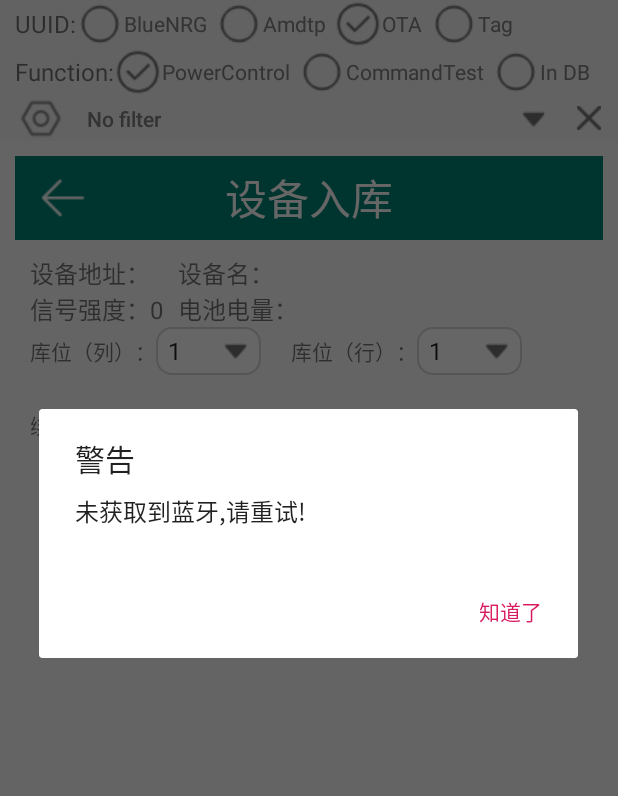
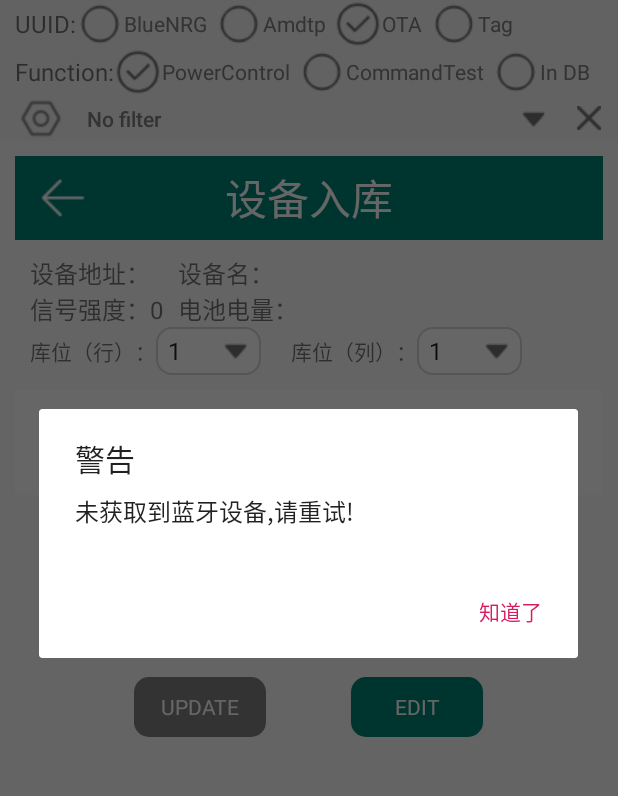
Before and after one commit to QQ652276536/BLEControl, an Android app: the fragment BluetoothFragment_DB placed in its activity, on a phone screen of 412 x 824 dp, the part 84-880 px from its top. Run offline under Robolectric (Android 15) with nearby library versions, the light colour scheme and no system bars; pictures from the network do not load; 5 statements that could not run were skipped.

Commit message:
1、OkHttp工具类新增异步post发送键值对 2、MaterialRefreshLayout控件下放一个空的ListView一级子控件则可下拉刷新 3、发现一个bug:下拉刷新后MaterialRefreshLayout里的所以控件失效

```diff
--- a/app/src/main/java/com/zistone/blecontrol/fragment/BluetoothFragment_DB.java
+++ b/app/src/main/java/com/zistone/blecontrol/fragment/BluetoothFragment_DB.java
@@ -19,11 +19,13 @@ import android.view.LayoutInflater;
 import android.view.View;
 import android.view.ViewGroup;
 import android.view.inputmethod.InputMethodManager;
+import android.widget.AdapterView;
 import android.widget.Button;
 import android.widget.EditText;
 import android.widget.ImageButton;
 import android.widget.Spinner;
 import android.widget.TextView;
+import android.widget.Toast;
 
 import com.alibaba.fastjson.JSON;
 import com.zistone.blecontrol.R;
@@ -32,12 +34,15 @@ import com.zistone.blecontrol.util.ConvertUtil;
 import com.zistone.blecontrol.util.MyOkHttpUtil;
 import com.zistone.blecontrol.util.ProgressDialogUtil;
 import com.zistone.blecontrol.util.PropertiesUtil;
+import com.zistone.material_refresh_layout.MaterialRefreshLayout;
+import com.zistone.material_refresh_layout.MaterialRefreshListener;
 
 import java.io.Serializable;
+import java.util.HashMap;
 import java.util.Map;
 import java.util.UUID;
 
-public class BluetoothFragment_DB extends Fragment implements View.OnClickListener, MyOkHttpUtil.MyOkHttpListener
+public class BluetoothFragment_DB extends Fragment implements View.OnClickListener, MyOkHttpUtil.MyOkHttpListener, Spinner.OnItemSelectedListener
 {
     private static final String TAG = "BluetoothFragment_DB";
     private static final String ARG_PARAM1 = "param1";
@@ -48,17 +53,21 @@ public class BluetoothFragment_DB extends Fragment implements View.OnClickListen
     private static final int MESSAGE_3 = 3;
     private static final int MESSAGE_ERROR_1 = -1;
     private static final int MESSAGE_ERROR_2 = -2;
+    private static final int MESSAGE_ERROR_3 = -3;
+    private static final int MESSAGE_ERROR_4 = -4;
+    private static final int MESSAGE_ERROR_5 = -5;
     private static UUID SERVICE_UUID;
     private static UUID WRITE_UUID;
     private static UUID READ_UUID;
     private static UUID CONFIG_UUID;
+    private static String URL;
     private OnFragmentInteractionListener _onFragmentInteractionListener;
     private Context _context;
     private View _view;
     private Spinner _spinner1, _spinner2;
     private Button _btn1, _btn2;
     private ImageButton _btnReturn;
-    private TextView _txt1, _txt2, _txt3, _txt4;
+    private TextView _txt1, _txt2, _txt3, _txt4, _txt5, _txt7, _txt8;
     private EditText _edt1;
     private BluetoothDevice _bluetoothDevice;
     private BluetoothGatt _bluetoothGatt;
@@ -67,6 +76,8 @@ public class BluetoothFragment_DB extends Fragment implements View.OnClickListen
     private BluetoothGattCharacteristic _bluetoothGattCharacteristic_read;
     private Map<String, UUID> _uuidMap;
     private int _rssi;
+    private MaterialRefreshLayout _materialRefreshLayout;
+    private MaterialRefreshListener _materialRefreshListener;
 
     public static BluetoothFragment_DB newInstance(BluetoothDevice bluetoothDevice, Map<String, UUID> uuidMap, int rssi)
     {
@@ -105,24 +116,51 @@ public class BluetoothFragment_DB extends Fragment implements View.OnClickListen
             String result = (String) message.obj;
             switch(message.what)
             {
-                case MESSAGE_ERROR_1:
-                    ProgressDialogUtil.Dismiss();
-                    ShowWarning(1);
-                    break;
-                case MESSAGE_ERROR_2:
-                    ShowWarning(3);
-                    break;
+                //成功连接蓝牙设备
                 case MESSAGE_1:
                     _btn1.setEnabled(true);
                     ProgressDialogUtil.Dismiss();
                     break;
+                //成功读取到蓝牙设备的电量
                 case MESSAGE_2:
                     _txt4.setText(result + "%");
                     break;
+                //物料绑定成功
                 case MESSAGE_3:
-                    ShowWarning(4);
+                    _materialRefreshLayout.finishRefresh();
+                    Material material = JSON.parseObject(result, Material.class);
+                    _txt5.setText(String.valueOf(material.getId()));
+                    _edt1.setText(material.getMaterialName());
+                    _txt7.setText(String.valueOf(material.getDepotRow()));
+                    _txt8.setText(String.valueOf(material.getDepotColumn()));
+                    if(material != null)
+                    {
+                        if(URL.contains("FindByDeviceAddress"))
+                        {
+                        }
+                        else if(URL.contains("UPDATE"))
+                        {
+                            ShowWarning(MESSAGE_3);
+                        }
+                    }
+                    //物料绑定失败
+                    else
+                    {
+                        ShowWarning(MESSAGE_ERROR_5);
+                    }
                     break;
-                default:
+                //与蓝牙设备的连接已断开
+                case MESSAGE_ERROR_2:
+                    ShowWarning(MESSAGE_ERROR_2);
+                    break;
+                //网络异常
+                case MESSAGE_ERROR_3:
+                    _materialRefreshLayout.finishRefresh();
+                    ShowWarning(MESSAGE_ERROR_3);
+                    break;
+                //服务异常
+                case MESSAGE_ERROR_4:
+                    ShowWarning(MESSAGE_ERROR_4);
                     break;
             }
         }
@@ -134,17 +172,23 @@ public class BluetoothFragment_DB extends Fragment implements View.OnClickListen
         builder.setTitle("警告");
         switch(param)
         {
-            case 1:
+            case MESSAGE_3:
+                builder.setMessage("物料绑定成功!");
+                break;
+            case MESSAGE_ERROR_1:
+                builder.setMessage("未获取到蓝牙设备,请重试!");
+                break;
+            case MESSAGE_ERROR_2:
                 builder.setMessage("该设备的连接已断开,如需再次连接请重试!");
                 break;
-            case 2:
-                builder.setMessage("未获取到蓝牙,请重试!");
+            case MESSAGE_ERROR_3:
+                builder.setMessage("网络连接失败,请检查!");
                 break;
-            case 3:
-                builder.setMessage("服务连接异常,请与管理员联系!");
+            case MESSAGE_ERROR_4:
+                builder.setMessage("服务异常,请与管理员联系!");
                 break;
-            case 4:
-                builder.setMessage("物料绑定成功!");
+            case MESSAGE_ERROR_5:
+                builder.setMessage("物料绑定失败,请重试!");
                 break;
         }
         builder.setPositiveButton("知道了", (dialog, which) ->
@@ -174,15 +218,15 @@ public class BluetoothFragment_DB extends Fragment implements View.OnClickListen
             case R.id.btn1_db:
             {
                 ProgressDialogUtil.ShowProgressDialog(_context, "正在绑定物料...");
-                String url = PropertiesUtil.GetValueProperties(_context).getProperty("URL") + "/Material/Update";
+                URL = PropertiesUtil.GetValueProperties(_context).getProperty("URL") + "/Material/Update";
                 Material materiel = new Material();
                 materiel.setDeviceName(_txt2.getText().toString());
                 materiel.setMaterialName(_edt1.getText().toString());
                 materiel.setDeviceAddress(_bluetoothDevice.getAddress());
-                materiel.setDepotColumn(Integer.valueOf(_spinner1.getSelectedItem().toString()));
-                materiel.setDepotRow(Integer.valueOf(_spinner2.getSelectedItem().toString()));
+                materiel.setDepotRow(Integer.valueOf(_spinner1.getSelectedItem().toString()));
+                materiel.setDepotColumn(Integer.valueOf(_spinner2.getSelectedItem().toString()));
                 String jsonData = JSON.toJSONString(materiel);
-                MyOkHttpUtil.AsySend(url, jsonData, this::AsyOkHttpResult);
+                MyOkHttpUtil.AsySendBody(URL, jsonData, this::AsyOkHttpResult);
                 break;
             }
         }
@@ -223,7 +267,9 @@ public class BluetoothFragment_DB extends Fragment implements View.OnClickListen
         _btnReturn = _view.findViewById(R.id.btn_return_db);
         _btnReturn.setOnClickListener(this);
         _spinner1 = _view.findViewById(R.id.spinner1_db);
+        _spinner1.setOnItemSelectedListener(this);
         _spinner2 = _view.findViewById(R.id.spinner2_db);
+        _spinner2.setOnItemSelectedListener(this);
         _btn1 = _view.findViewById(R.id.btn1_db);
         _btn2 = _view.findViewById(R.id.btn2_db);
         _txt1 = _view.findViewById(R.id.text1_db);
@@ -231,9 +277,13 @@ public class BluetoothFragment_DB extends Fragment implements View.OnClickListen
         _txt3 = _view.findViewById(R.id.text3_db);
         _txt3.setText(String.valueOf(_rssi));
         _txt4 = _view.findViewById(R.id.text4_db);
+        _txt5 = _view.findViewById(R.id.text5_db);
+        _txt7 = _view.findViewById(R.id.text7_db);
+        _txt8 = _view.findViewById(R.id.text8_db);
         _btn1.setOnClickListener(this::onClick);
         _btn2.setOnClickListener(this::onClick);
         _edt1 = _view.findViewById(R.id.edt1_db);
+        _edt1.clearFocus();
         if(_bluetoothDevice != null)
         {
             _txt1.setText(_bluetoothDevice.getAddress());
@@ -241,6 +291,7 @@ public class BluetoothFragment_DB extends Fragment implements View.OnClickListen
             //电池电量在连接成功后通过UUID获取
             Log.d(TAG, ">>>开始连接...");
             ProgressDialogUtil.ShowProgressDialog(_context, "正在连接...");
+            //连接蓝牙设备的回调
             _bluetoothGatt = _bluetoothDevice.connectGatt(_context, false, new BluetoothGattCallback()
             {
                 /**
@@ -263,7 +314,7 @@ public class BluetoothFragment_DB extends Fragment implements View.OnClickListen
                         Log.d(TAG, ">>>连接已断开!");
                         _bluetoothGatt.disconnect();
                         ProgressDialogUtil.Dismiss();
-                        Message message = handler.obtainMessage(MESSAGE_ERROR_1, "");
+                        Message message = handler.obtainMessage(MESSAGE_ERROR_2, "");
                         handler.sendMessage(message);
                     }
                 }
@@ -298,12 +349,12 @@ public class BluetoothFragment_DB extends Fragment implements View.OnClickListen
                         if(_bluetoothGattCharacteristic_read != null)
                         {
                             Log.d(TAG, ">>>已找到读取数据的特征值!");
+                            //手动读取蓝牙设备的参数内容,所以不需要再订阅
                             //                            订阅读取通知
                             //                            gatt.setCharacteristicNotification(_bluetoothGattCharacteristic_read, true);
                             //                            BluetoothGattDescriptor descriptor = _bluetoothGattCharacteristic_read.getDescriptor(CONFIG_UUID);
                             //                            descriptor.setValue(BluetoothGattDescriptor.ENABLE_NOTIFICATION_VALUE);
                             //                            gatt.writeDescriptor(descriptor);
-
 
                             new Thread(new Runnable()
                             {
@@ -323,7 +374,6 @@ public class BluetoothFragment_DB extends Fragment implements View.OnClickListen
                                     Looper.loop();
                                 }
                             }).start();
-
                             ProgressDialogUtil.Dismiss();
                         }
                         else
@@ -375,11 +425,86 @@ public class BluetoothFragment_DB extends Fragment implements View.OnClickListen
                 }
             });
         }
+        //未获取到蓝牙设备
         else
         {
-            ShowWarning(2);
+            _btn1.setEnabled(false);
+            ProgressDialogUtil.Dismiss();
+            ShowWarning(MESSAGE_ERROR_1);
         }
+        //下拉刷新的监听
+        _materialRefreshListener = new MaterialRefreshListener()
+        {
+            /**
+             * 下拉刷新
+             * 下拉刷新的时候需要清空ListView然后重新绑定
+             *
+             * @param materialRefreshLayout
+             */
+            @Override
+            public void onRefresh(final MaterialRefreshLayout materialRefreshLayout)
+            {
+                //结束下拉刷新
+                materialRefreshLayout.postDelayed(() -> new Thread(() ->
+                {
+                    Looper.prepare();
+                    URL = PropertiesUtil.GetValueProperties(_context).getProperty("URL") + "/Material/FindByDeviceAddress";
+                    Map<String, String> map = new HashMap<String, String>()
+                    {{
+                        this.put("deviceAddress", _bluetoothDevice.getAddress());
+                    }};
+                    MyOkHttpUtil.AsySendMap(URL, map, BluetoothFragment_DB.this::AsyOkHttpResult);
+                    Looper.loop();
+                }).start(), 500);
+            }
+
+            /**
+             * 加载完毕
+             */
+            @Override
+            public void onfinish()
+            {
+                //Toast.makeText(_context, "完成", Toast.LENGTH_LONG).show();
+            }
+
+            /**
+             * 加载更多
+             *
+             * @param materialRefreshLayout
+             */
+            @Override
+            public void onRefreshLoadMore(MaterialRefreshLayout materialRefreshLayout)
+            {
+                Toast.makeText(_context, "别滑了,到底了", Toast.LENGTH_SHORT).show();
+            }
+        };
+        //下拉刷新控件
+        _materialRefreshLayout = _view.findViewById(R.id.refresh_bluetoothDB);
+        //启用加载更多
+        _materialRefreshLayout.setLoadMore(false);
+        //自动刷新
+        _materialRefreshLayout.autoRefresh();
+        _materialRefreshLayout.setMaterialRefreshListener(_materialRefreshListener);
         return _view;
+    }
+
+    @Override
+    public void onItemSelected(AdapterView<?> parent, View view, int position, long id)
+    {
+        switch(parent.getId())
+        {
+            case R.id.spinner1_db:
+                _txt7.setText(_spinner1.getSelectedItem().toString());
+                break;
+            case R.id.spinner2_db:
+                _txt8.setText(_spinner2.getSelectedItem().toString());
+                break;
+        }
+    }
+
+    @Override
+    public void onNothingSelected(AdapterView<?> parent)
+    {
     }
 
     /**
@@ -416,7 +541,7 @@ public class BluetoothFragment_DB extends Fragment implements View.OnClickListen
     public void onDetach()
     {
         super.onDetach();
-        _onFragmentInteractionListener = null;
+        _materialRefreshLayout.finishRefresh();
         if(_bluetoothGatt != null)
             _bluetoothGatt.disconnect();
         _bluetoothDevice = null;
@@ -426,16 +551,24 @@ public class BluetoothFragment_DB extends Fragment implements View.OnClickListen
     public void AsyOkHttpResult(int result, String content)
     {
         ProgressDialogUtil.Dismiss();
-        if(result == 1)
+        int what = 0;
+        switch(result)
         {
-            Message message = handler.obtainMessage(MESSAGE_3, content);
-            handler.sendMessage(message);
+            //响应正常
+            case 1:
+                what = MESSAGE_3;
+                break;
+            //服务异常
+            case -1:
+                what = MESSAGE_ERROR_4;
+                break;
+            //网络异常
+            case -2:
+                what = MESSAGE_ERROR_3;
+                break;
         }
-        else
-        {
-            Message message = handler.obtainMessage(MESSAGE_ERROR_2, content);
-            handler.sendMessage(message);
-        }
+        Message message = handler.obtainMessage(what, content);
+        handler.sendMessage(message);
     }
 
 }
--- a/app/src/main/java/com/zistone/blecontrol/fragment/BluetoothFragment_List.java
+++ b/app/src/main/java/com/zistone/blecontrol/fragment/BluetoothFragment_List.java
@@ -79,9 +79,9 @@ public class BluetoothFragment_List extends Fragment implements View.OnClickList
     private BluetoothFragment_PowerControl _bluetoothFragment_powerControl;
     private BluetoothFragment_OTA _bluetoothFragment_ota;
     private BluetoothFragment_DB _bluetoothFragment_db;
-    private MaterialRefreshLayout _materialRefreshLayout;
     private RadioButton _rdo1, _rdo2, _rdo3, _rdo4, _rdo5, _rdo6, _rdo7;
     private OnFragmentInteractionListener _onFragmentInteractionListener;
+    private MaterialRefreshLayout _materialRefreshLayout;
     private MaterialRefreshListener _materialRefreshListener;
     private BluetoothFragment_PowerControl.Listener _powerControlListener;
     private Button _btn1, _btnFilterContent;
--- a/app/src/main/java/com/zistone/blecontrol/util/MyOkHttpUtil.java
+++ b/app/src/main/java/com/zistone/blecontrol/util/MyOkHttpUtil.java
@@ -5,6 +5,7 @@ import android.util.Log;
 import org.jetbrains.annotations.NotNull;
 
 import java.io.IOException;
+import java.util.Map;
 import java.util.concurrent.TimeUnit;
 
 import okhttp3.Call;
@@ -44,7 +45,37 @@ public class MyOkHttpUtil implements Callback
         return _myOkHttpUtil;
     }
 
-    public static void AsySend(String url, String data, MyOkHttpListener listener)
+    /**
+     * Post请求异步发送键值对数据
+     *
+     * @param url
+     * @param map
+     * @param listener
+     */
+    public static void AsySendMap(String url, Map<String, String> map, MyOkHttpListener listener)
+    {
+        _url = url;
+        _myOkHttpListener = listener;
+        OkHttpClient okHttpClient = new OkHttpClient.Builder().connectTimeout(_connectTimeout, TimeUnit.SECONDS).readTimeout(_readTimeout, TimeUnit.SECONDS).writeTimeout(_writeTimeout, TimeUnit.SECONDS).build();
+        FormBody.Builder builder = new FormBody.Builder();
+        for(String key : map.keySet())
+        {
+            builder.add(key, map.get(key));
+        }
+        Request request = new Request.Builder().post(builder.build()).url(_url).build();
+        Call call = okHttpClient.newCall(request);
+        //异步请求
+        call.enqueue(_myOkHttpUtil);
+    }
+
+    /**
+     * Post请求异步发送Json数据
+     *
+     * @param url
+     * @param data
+     * @param listener
+     */
+    public static void AsySendBody(String url, String data, MyOkHttpListener listener)
     {
         _url = url;
         _jsonData = data;
@@ -67,8 +98,8 @@ public class MyOkHttpUtil implements Callback
     public void onFailure(@NotNull Call call, @NotNull IOException e)
     {
         String content = e.toString();
-        Log.e(TAG, "网络请求失败:" + content);
-        _myOkHttpListener.AsyOkHttpResult(MESSAGE_ERROR_1, content);
+        Log.e(TAG, "网络连接失败:" + content);
+        _myOkHttpListener.AsyOkHttpResult(MESSAGE_ERROR_2, content);
     }
 
     /**
@@ -94,7 +125,7 @@ public class MyOkHttpUtil implements Callback
         else
         {
             Log.e(TAG, "响应失败:" + result);
-            _myOkHttpListener.AsyOkHttpResult(MESSAGE_ERROR_2, result);
+            _myOkHttpListener.AsyOkHttpResult(MESSAGE_ERROR_1, result);
         }
     }
 }
--- a/app/src/main/res/layout/fragment_bluetooth_db.xml
+++ b/app/src/main/res/layout/fragment_bluetooth_db.xml
@@ -110,7 +110,7 @@
             <TextView
                 android:layout_width="wrap_content"
                 android:layout_height="wrap_content"
-                android:text="库位（列）：" />
+                android:text="库位（行）：" />
 
             <Spinner
                 android:id="@+id/spinner1_db"
@@ -123,7 +123,7 @@
                 android:layout_width="wrap_content"
                 android:layout_height="wrap_content"
                 android:layout_marginLeft="20dp"
-                android:text="库位（行）：" />
+                android:text="库位（列）：" />
 
             <Spinner
                 android:id="@+id/spinner2_db"
@@ -134,25 +134,107 @@
 
         </LinearLayout>
 
+    </LinearLayout>
+
     <LinearLayout
         android:layout_width="match_parent"
+        android:layout_height="match_parent"
+        android:orientation="vertical">
+
+        <com.zistone.material_refresh_layout.MaterialRefreshLayout
+            android:id="@+id/refresh_bluetoothDB"
+            android:layout_width="match_parent"
+            android:layout_height="match_parent">
+
+            <LinearLayout
+                android:layout_width="match_parent"
+                android:layout_height="match_parent"
+                android:orientation="vertical">
+
+            <TableLayout
+                    android:layout_width="match_parent"
                     android:layout_height="wrap_content"
-            android:layout_marginTop="10dp"
-            android:orientation="horizontal">
+                    android:layout_margin="10dp"
+                    android:stretchColumns="*">
+
+                    <TableRow
+                        android:layout_width="match_parent"
+                        android:layout_height="wrap_content">
+
+                        <TextView
+                            android:layout_width="match_parent"
+                            android:layout_height="wrap_content"
+                            android:layout_gravity="center_horizontal"
+                            android:layout_span="4"
+                            android:text="绑定物料"
+                            android:textSize="18dp" />
+                    </TableRow>
+
+                    <TableRow
+                        android:layout_width="match_parent"
+                        android:layout_height="wrap_content">
 
                         <TextView
                             android:layout_width="wrap_content"
                             android:layout_height="wrap_content"
-                android:text="绑定物料：" />
+                            android:layout_gravity="center_horizontal"
+                            android:text="物料编号" />
+
+                        <TextView
+                            android:layout_width="wrap_content"
+                            android:layout_height="wrap_content"
+                            android:layout_gravity="center_horizontal"
+                            android:text="物料名称" />
+
+                        <TextView
+                            android:layout_width="wrap_content"
+                            android:layout_height="wrap_content"
+                            android:layout_gravity="center_horizontal"
+                            android:text="库(行)" />
+
+                        <TextView
+                            android:layout_width="wrap_content"
+                            android:layout_height="wrap_content"
+                            android:layout_gravity="center_horizontal"
+                            android:text="库(列)" />
+                    </TableRow>
+
+                    <TableRow
+                        android:layout_width="match_parent"
+                        android:layout_height="match_parent">
+
+                        <TextView
+                            android:id="@+id/text5_db"
+                            android:layout_width="match_parent"
+                            android:layout_height="wrap_content"
+                            android:layout_gravity="center"
+                            android:textSize="16dp" />
 
                         <EditText
                             android:id="@+id/edt1_db"
                             android:layout_width="wrap_content"
                             android:layout_height="wrap_content"
-                android:ems="10"
-                android:inputType="textEmailAddress" />
+                            android:layout_gravity="center"
+                            android:ems="7"
+                            android:inputType="textPostalAddress"
+                            android:textSize="16dp" />
 
-        </LinearLayout>
+                        <TextView
+                            android:id="@+id/text7_db"
+                            android:layout_width="match_parent"
+                            android:layout_height="wrap_content"
+                            android:layout_gravity="center"
+                            android:textSize="16dp" />
+
+                        <TextView
+                            android:id="@+id/text8_db"
+                            android:layout_width="match_parent"
+                            android:layout_height="wrap_content"
+                            android:layout_gravity="center"
+                            android:textSize="16dp" />
+                    </TableRow>
+
+                </TableLayout>
 
                 <LinearLayout
                     android:layout_width="match_parent"
@@ -180,8 +262,15 @@
                         style="@style/ButtonStyleA"
                         android:layout_width="wrap_content"
                         android:layout_height="40dp"
-                android:text="CANCEL" />
+                        android:text="EDIT" />
                 </LinearLayout>
 
             </LinearLayout>
+            <ListView
+                android:layout_width="match_parent"
+                android:layout_height="match_parent" />
+
+        </com.zistone.material_refresh_layout.MaterialRefreshLayout>
+
     </LinearLayout>
+</LinearLayout>
```
Lines whose indentation alone changed are shown as unchanged.
